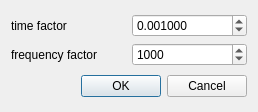
Before: the Qt Designer form scale_dlg.ui in portfors-lab/sparkle, drawn with Qt 5.
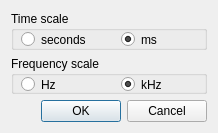
After: the same form once the commit is applied.

Commit message: saves extra parameters in index. Changed scale dialog to radio buttons. Deleted obsolete code

What changed in the file:
```diff
--- a/scale_dlg.ui
+++ b/scale_dlg.ui
@@ -6,8 +6,8 @@
    <rect>
     <x>0</x>
     <y>0</y>
-    <width>258</width>
-    <height>112</height>
+    <width>218</width>
+    <height>133</height>
    </rect>
   </property>
   <property name="windowTitle">
@@ -15,51 +15,76 @@
   </property>
   <layout class="QVBoxLayout" name="verticalLayout">
    <item>
-    <layout class="QGridLayout" name="gridLayout">
-     <item row="0" column="0">
-      <widget class="QLabel" name="label_2">
+    <widget class="QGroupBox" name="groupBox">
+     <property name="title">
+      <string>Time scale</string>
+     </property>
+     <widget class="QRadioButton" name="sec_btn">
+      <property name="geometry">
+       <rect>
+        <x>10</x>
+        <y>20</y>
+        <width>82</width>
+        <height>17</height>
+       </rect>
+      </property>
        <property name="text">
-        <string>time factor</string>
-       </property>
-      </widget>
-     </item>
-     <item row="0" column="1">
-      <widget class="QDoubleSpinBox" name="tscale_spnbx">
-       <property name="decimals">
-        <number>6</number>
-       </property>
-       <property name="maximum">
-        <double>60.000000000000000</double>
-       </property>
-       <property name="singleStep">
-        <double>0.000000000000000</double>
-       </property>
-       <property name="value">
-        <double>0.001000000000000</double>
-       </property>
-      </widget>
-     </item>
-     <item row="1" column="0">
-      <widget class="QLabel" name="label">
+       <string>seconds</string>
+      </property>
+     </widget>
+     <widget class="QRadioButton" name="ms_btn">
+      <property name="geometry">
+       <rect>
+        <x>110</x>
+        <y>20</y>
+        <width>82</width>
+        <height>17</height>
+       </rect>
+      </property>
+      <property name="text">
+       <string>ms</string>
+      </property>
+      <property name="checked">
+       <bool>true</bool>
+      </property>
+     </widget>
+    </widget>
+   </item>
+   <item>
+    <widget class="QGroupBox" name="groupBox_2">
+     <property name="title">
+      <string>Frequency scale</string>
+     </property>
+     <widget class="QRadioButton" name="hz_btn">
+      <property name="geometry">
+       <rect>
+        <x>10</x>
+        <y>20</y>
+        <width>82</width>
+        <height>17</height>
+       </rect>
+      </property>
        <property name="text">
-        <string>frequency factor</string>
-       </property>
-      </widget>
-     </item>
-     <item row="1" column="1">
-      <widget class="QSpinBox" name="fscale_spnbx">
-       <property name="minimum">
-        <number>1</number>
-       </property>
-       <property name="maximum">
-        <number>100000</number>
-       </property>
-       <property name="value">
-        <number>1000</number>
-       </property>
-      </widget>
-     </item>
-    </layout>
+       <string>Hz</string>
+      </property>
+     </widget>
+     <widget class="QRadioButton" name="khz_btn">
+      <property name="geometry">
+       <rect>
+        <x>110</x>
+        <y>20</y>
+        <width>82</width>
+        <height>17</height>
+       </rect>
+      </property>
+      <property name="text">
+       <string>kHz</string>
+      </property>
+      <property name="checked">
+       <bool>true</bool>
+      </property>
+     </widget>
+    </widget>
    </item>
    <item>
     <widget class="QDialogButtonBox" name="buttonBox">
```
Lines whose indentation alone changed are shown as unchanged. The commit also changes 7 other files.
